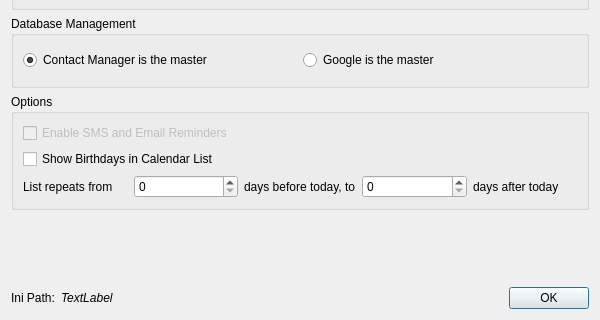
Before: the Qt Designer form configuration.ui in trumpton/ContactManager, drawn with Qt 5; both pictures show x 0 to 600 and y 230 to 550 of the 600 by 550 pixel window.
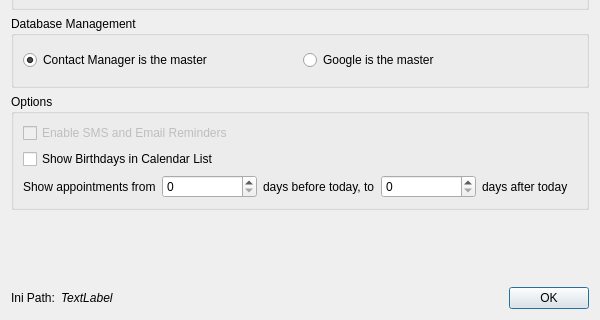
After: the same form once the commit is applied. Custom widgets are drawn as their Qt base class.

Commit message:
One appointment window in Setup, replacing the constants (#30)
Setup has the appointment window: 90 days before today, and 730 (two years) after, by default.  It
replaces the constants that set the list, the Google download range and the valid dates.  Repeats and
single appointments share the window.  A repeat whose source is older than the window is listed, and the
source is not.

W30 checks that case for a local repeat, and G42 for a Google repeat, which Google only returns when its
range covers the source's first occurrence.  P30 and G40 now count the weeks to two years ahead.

Diff of the .ui file:
```diff
--- a/configuration.ui
+++ b/configuration.ui
@@ -436,7 +436,7 @@
         <item>
          <widget class="QLabel" name="labelRepeatsBefore">
           <property name="text">
-           <string>List repeats from</string>
+           <string>Show appointments from</string>
           </property>
          </widget>
         </item>
```
Left out of the diff: 16 changed lines with no effect on the pictures. The commit also changes 7 other files.
